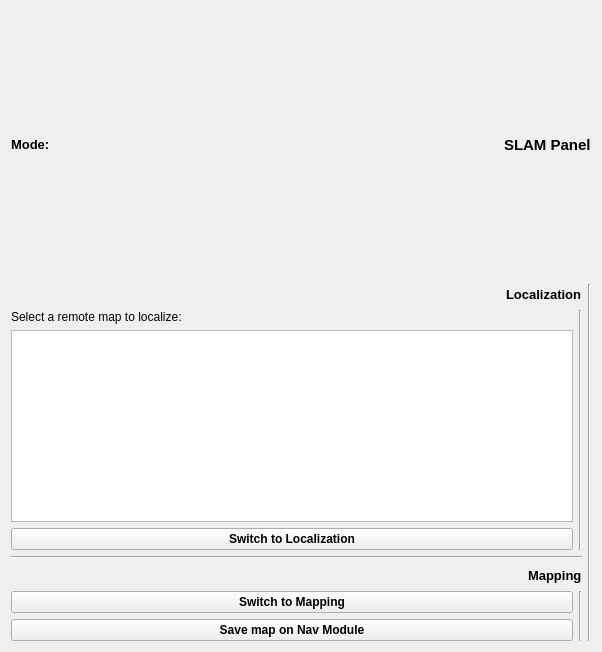
Old version of the form rr_viz/src/rr_viz/widgets/mission_dashboard/mapping/slam_supervisor.ui in the repository Ross-Robotics/rr_viz.
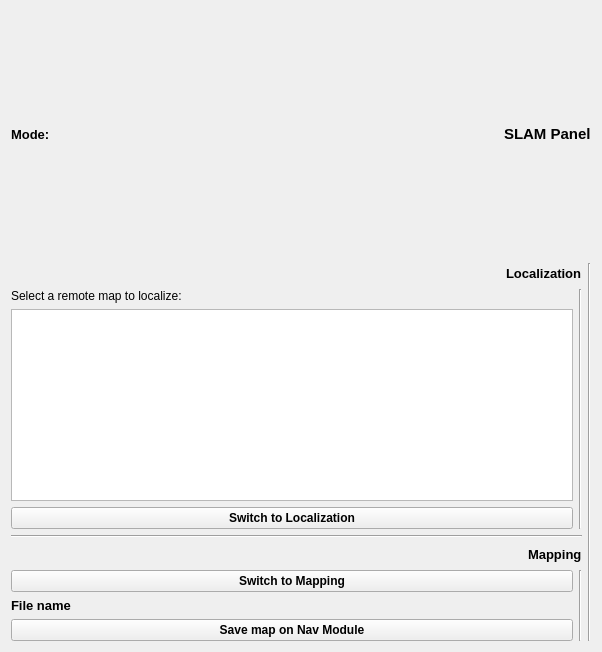
New version of the form. Custom widgets are drawn as their Qt base class.

Commit message: implement label for textbox

Patch:
```diff
--- a/rr_viz/src/rr_viz/widgets/mission_dashboard/mapping/slam_supervisor.ui
+++ b/rr_viz/src/rr_viz/widgets/mission_dashboard/mapping/slam_supervisor.ui
@@ -216,6 +216,20 @@
              </property>
             </widget>
            </item>
+           <item>
+           <widget class="QLabel" name="label_1">
+            <property name="font">
+             <font>
+              <pointsize>10</pointsize>
+              <weight>75</weight>
+              <bold>true</bold>
+             </font>
+            </property>
+            <property name="text">
+             <string>File name</string>
+            </property>
+           </widget>
+           </item>
            <item>
             <widget class="QPushButton" name="saveNav">
              <property name="text">
```
